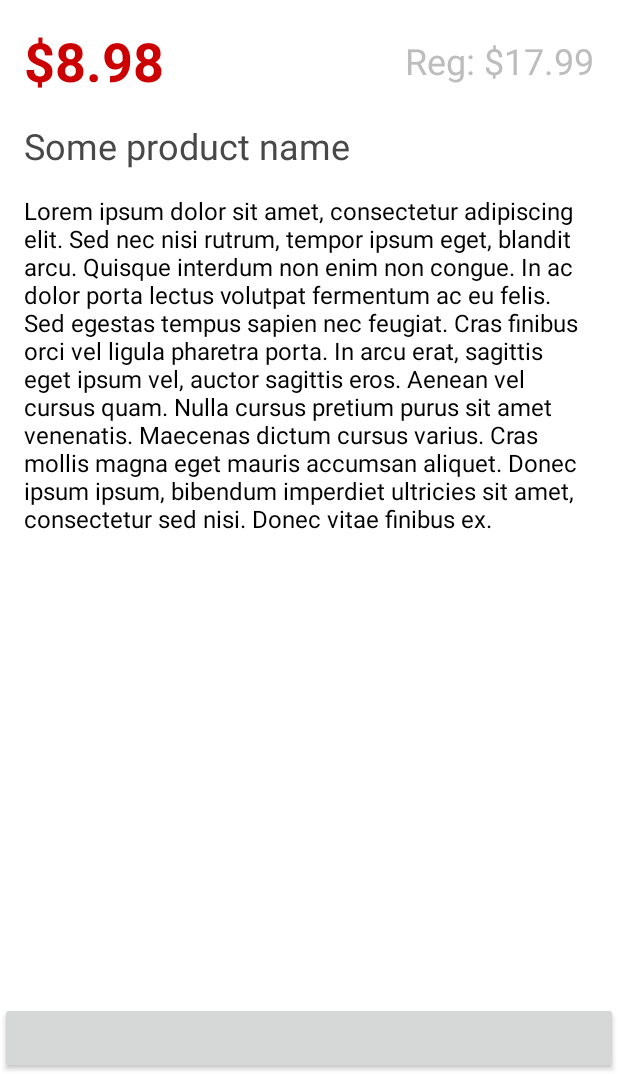
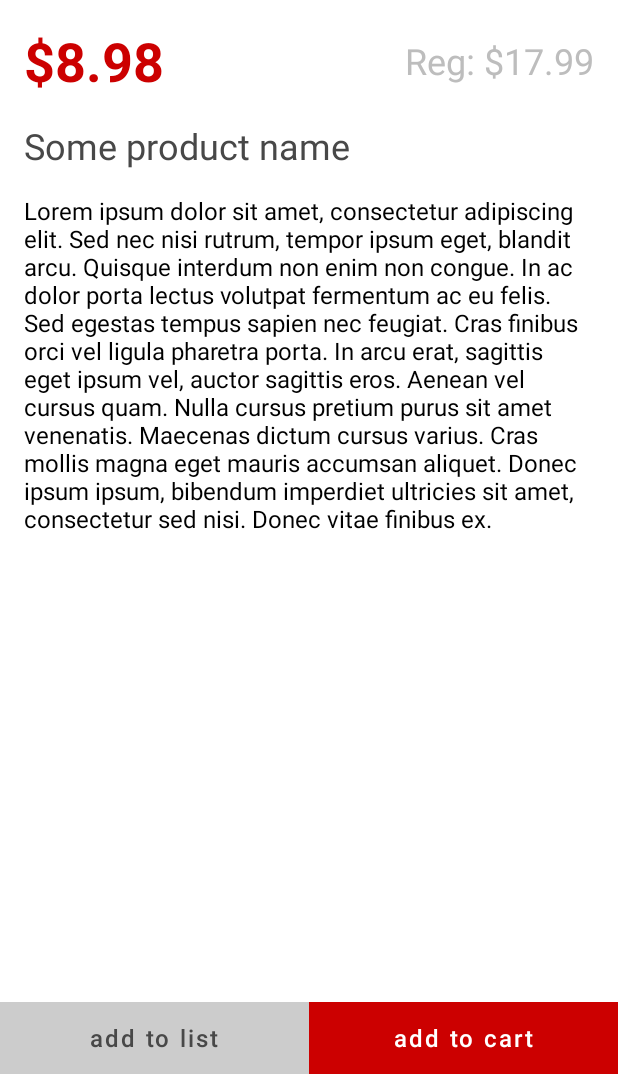
Before and after one commit to thepeterwells/android-case-study, an Android app: the layout fragment_deal_detail.xml on its own in the app's theme, with its tools: preview values and no code run, on a phone screen of 412 x 824 dp, the part 162-1236 px from its top. Run offline under Robolectric (Android 15) with nearby library versions, the light colour scheme and no system bars.

Commit message:
Material Components added and add to list/cart buttons styled on deal detail screen

```diff
--- a/app/build.gradle
+++ b/app/build.gradle
@@ -49,6 +49,8 @@ dependencies {
   implementation 'com.github.bumptech.glide:glide:4.12.0'
   kapt 'com.github.bumptech.glide:compiler:4.12.0'
 
+  implementation 'com.google.android.material:material:1.3.0'
+
   // Testing
   testImplementation 'junit:junit:4.13'
   androidTestImplementation 'com.android.support.test:runner:1.0.2'
--- a/app/src/main/res/layout/fragment_deal_detail.xml
+++ b/app/src/main/res/layout/fragment_deal_detail.xml
@@ -86,11 +86,36 @@
 
   </ScrollView>
 
-  <Button
+  <androidx.constraintlayout.widget.Guideline
+      android:id="@+id/guideline"
+      android:layout_width="wrap_content"
+      android:layout_height="wrap_content"
+      android:orientation="vertical"
+      app:layout_constraintGuide_percent="0.5"/>
+
+  <com.google.android.material.button.MaterialButton
+      style="@style/Widget.AppTheme.DealButton"
+      android:id="@+id/btn_add_to_list"
+      android:layout_width="0dp"
+      android:layout_height="wrap_content"
+      android:text="@string/add_to_list"
+      android:textColor="@color/text_color_primary"
+      app:backgroundTint="@color/light_gray_color"
+      app:rippleColor="@color/text_color_primary"
+      app:layout_constraintEnd_toStartOf="@+id/guideline"
+      app:layout_constraintStart_toStartOf="parent"
+      app:layout_constraintBottom_toBottomOf="parent"/>
+
+  <com.google.android.material.button.MaterialButton
+      style="@style/Widget.AppTheme.DealButton"
       android:id="@+id/btn_add_to_cart"
-      android:layout_width="match_parent"
+      android:layout_width="0dp"
       android:layout_height="wrap_content"
-      app:layout_constraintStart_toStartOf="parent"
+      android:text="@string/add_to_cart"
+      android:textColor="@color/white_color"
+      app:backgroundTint="@color/red_color"
+      app:rippleColor="@color/white_color"
+      app:layout_constraintStart_toEndOf="@+id/guideline"
       app:layout_constraintEnd_toEndOf="parent"
       app:layout_constraintBottom_toBottomOf="parent"/>
 
--- a/app/src/main/res/values/strings.xml
+++ b/app/src/main/res/values/strings.xml
@@ -10,4 +10,6 @@
   <string name="ship">ship</string>
   <string name="or">or</string>
   <string name="regular_price_format"><![CDATA[Reg: <s>%s</s>]]></string>
+  <string name="add_to_list">add to list</string>
+  <string name="add_to_cart">add to cart</string>
 </resources>
--- a/app/src/main/res/values/styles.xml
+++ b/app/src/main/res/values/styles.xml
@@ -1,7 +1,7 @@
 <resources>
 
     <!-- Base application theme. -->
-    <style name="AppTheme" parent="Theme.AppCompat.Light.DarkActionBar">
+    <style name="AppTheme" parent="Theme.MaterialComponents.Light.DarkActionBar">
         <!-- Customize your theme here. -->
         <item name="colorPrimary">@color/colorPrimary</item>
         <item name="colorPrimaryDark">@color/colorPrimaryDark</item>
@@ -13,4 +13,12 @@
         <item name="exampleColor">@color/light_blue_400</item>
     </style>
 
+    <style name="Widget.AppTheme.DealButton" parent="Widget.MaterialComponents.Button.TextButton">
+        <item name="android:insetTop">0dp</item>
+        <item name="android:insetBottom">0dp</item>
+        <item name="android:textAllCaps">false</item>
+        <item name="android:textSize">16sp</item>
+        <item name="cornerRadius">0dp</item>
+    </style>
+
 </resources>
```
